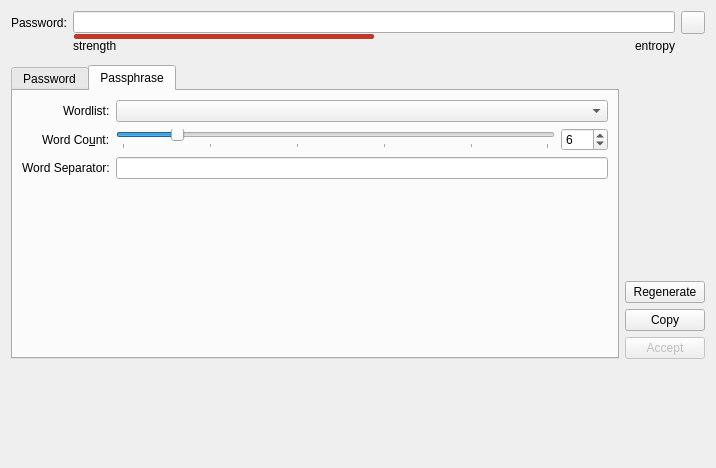
keepassxreboot/keepassxc, file src/gui/PasswordGeneratorWidget.ui: the form before one commit.
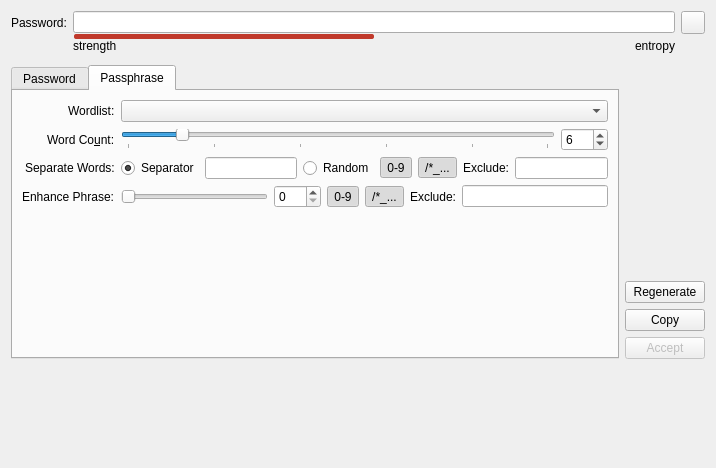
The form after the commit. The open tabs and pages were chosen to show the change. Custom widgets are drawn as their Qt base class.

Commit message: Add enhancements to passphrase generator

Diff of the .ui file:
```diff
--- a/src/gui/PasswordGeneratorWidget.ui
+++ b/src/gui/PasswordGeneratorWidget.ui
@@ -927,29 +927,6 @@
           <layout class="QHBoxLayout" name="horizontalLayout_2">
            <item>
             <layout class="QGridLayout" name="gridLayout_3">
-             <item row="0" column="0" alignment="Qt::AlignRight">
-              <widget class="QLabel" name="labelWordList">
-               <property name="sizePolicy">
-                <sizepolicy hsizetype="Minimum" vsizetype="Preferred">
-                 <horstretch>0</horstretch>
-                 <verstretch>0</verstretch>
-                </sizepolicy>
-               </property>
-               <property name="text">
-                <string>Wordlist:</string>
-               </property>
-              </widget>
-             </item>
-             <item row="0" column="1">
-              <widget class="QComboBox" name="comboBoxWordList">
-               <property name="sizePolicy">
-                <sizepolicy hsizetype="Expanding" vsizetype="Fixed">
-                 <horstretch>0</horstretch>
-                 <verstretch>0</verstretch>
-                </sizepolicy>
-               </property>
-              </widget>
-             </item>
              <item row="1" column="0" alignment="Qt::AlignRight">
               <widget class="QLabel" name="labelWordCount">
                <property name="text">
@@ -960,6 +937,43 @@
                </property>
               </widget>
              </item>
+             <item row="3" column="0" alignment="Qt::AlignRight">
+              <widget class="QLabel" name="labelEnhancement">
+               <property name="text">
+                <string>Enhance Phrase:</string>
+               </property>
+              </widget>
+             </item>
+             <item row="4" column="1">
+              <spacer name="verticalSpacer_3">
+               <property name="orientation">
+                <enum>Qt::Vertical</enum>
+               </property>
+               <property name="sizeHint" stdset="0">
+                <size>
+                 <width>20</width>
+                 <height>40</height>
+                </size>
+               </property>
+              </spacer>
+             </item>
+             <item row="2" column="0" alignment="Qt::AlignRight">
+              <widget class="QLabel" name="labelWordSeparator">
+               <property name="text">
+                <string>Separate Words:</string>
+               </property>
+              </widget>
+             </item>
+             <item row="0" column="1">
+              <widget class="QComboBox" name="comboBoxWordList">
+               <property name="sizePolicy">
+                <sizepolicy hsizetype="Expanding" vsizetype="Fixed">
+                 <horstretch>0</horstretch>
+                 <verstretch>0</verstretch>
+                </sizepolicy>
+               </property>
+              </widget>
+             </item>
              <item row="1" column="1">
               <layout class="QHBoxLayout" name="horizontalLayout_3">
                <property name="sizeConstraint">
@@ -1005,32 +1019,147 @@
                </item>
               </layout>
              </item>
-             <item row="2" column="0" alignment="Qt::AlignRight">
-              <widget class="QLabel" name="labelWordSeparator">
+             <item row="0" column="0" alignment="Qt::AlignRight">
+              <widget class="QLabel" name="labelWordList">
+               <property name="sizePolicy">
+                <sizepolicy hsizetype="Minimum" vsizetype="Preferred">
+                 <horstretch>0</horstretch>
+                 <verstretch>0</verstretch>
+                </sizepolicy>
+               </property>
                <property name="text">
-                <string>Word Separator:</string>
+                <string>Wordlist:</string>
                </property>
               </widget>
              </item>
              <item row="2" column="1">
-              <widget class="QLineEdit" name="editWordSeparator">
-               <property name="text">
-                <string/>
-               </property>
-              </widget>
+              <layout class="QHBoxLayout" name="horizontalLayout_8">
+               <item>
+                <layout class="QHBoxLayout" name="horizontalLayout_9">
+                 <item>
+                  <widget class="QRadioButton" name="radioButtonWordSeparator">
+                   <property name="text">
+                    <string>Separator</string>
+                   </property>
+                   <property name="checked">
+                    <bool>true</bool>
+                   </property>
+                  </widget>
+                 </item>
+                 <item>
+                  <widget class="QLineEdit" name="editWordSeparator">
+                   <property name="text">
+                    <string/>
+                   </property>
+                  </widget>
+                 </item>
+                </layout>
+               </item>
+               <item>
+                <layout class="QHBoxLayout" name="horizontalLayout_10">
+                 <item>
+                  <widget class="QRadioButton" name="radioButtonRandomSeparator">
+                   <property name="text">
+                    <string>Random</string>
+                   </property>
+                  </widget>
+                 </item>
+                 <item>
+                  <widget class="QToolButton" name="buttonNumbers">
+                   <property name="text">
+                    <string>0-9</string>
+                   </property>
+                   <property name="checkable">
+                    <bool>true</bool>
+                   </property>
+                   <property name="checked">
+                    <bool>true</bool>
+                   </property>
+                  </widget>
+                 </item>
+                 <item>
+                  <widget class="QToolButton" name="buttonSpecial">
+                   <property name="text">
+                    <string>/*_...</string>
+                   </property>
+                   <property name="checkable">
+                    <bool>true</bool>
+                   </property>
+                   <property name="checked">
+                    <bool>true</bool>
+                   </property>
+                  </widget>
+                 </item>
+                 <item>
+                  <widget class="QLabel" name="labelRandomSeparatorExclude">
+                   <property name="text">
+                    <string>Exclude:</string>
+                   </property>
+                  </widget>
+                 </item>
+                 <item>
+                  <widget class="QLineEdit" name="editRandomSeparatorExclude"/>
+                 </item>
+                </layout>
+               </item>
+              </layout>
              </item>
              <item row="3" column="1">
-              <spacer name="verticalSpacer_3">
-               <property name="orientation">
-                <enum>Qt::Vertical</enum>
-               </property>
-               <property name="sizeHint" stdset="0">
-                <size>
-                 <width>20</width>
-                 <height>40</height>
-                </size>
-               </property>
-              </spacer>
+              <layout class="QHBoxLayout" name="horizontalLayout_7">
+               <item>
+                <widget class="QSlider" name="sliderEnhancementCount">
+                 <property name="maximum">
+                  <number>20</number>
+                 </property>
+                 <property name="orientation">
+                  <enum>Qt::Horizontal</enum>
+                 </property>
+                </widget>
+               </item>
+               <item>
+                <widget class="QSpinBox" name="spinBoxEnhancementCount">
+                 <property name="maximum">
+                  <number>100</number>
+                 </property>
+                </widget>
+               </item>
+               <item>
+                <widget class="QToolButton" name="buttonEnhancementNumbers">
+                 <property name="text">
+                  <string>0-9</string>
+                 </property>
+                 <property name="checkable">
+                  <bool>true</bool>
+                 </property>
+                 <property name="checked">
+                  <bool>true</bool>
+                 </property>
+                </widget>
+               </item>
+               <item>
+                <widget class="QToolButton" name="buttonEnhancementSpecial">
+                 <property name="text">
+                  <string>/*_...</string>
+                 </property>
+                 <property name="checkable">
+                  <bool>true</bool>
+                 </property>
+                 <property name="checked">
+                  <bool>true</bool>
+                 </property>
+                </widget>
+               </item>
+               <item>
+                <widget class="QLabel" name="labelEnhancementExclude">
+                 <property name="text">
+                  <string>Exclude:</string>
+                 </property>
+                </widget>
+               </item>
+               <item>
+                <widget class="QLineEdit" name="editEnhancementExclude"/>
+               </item>
+              </layout>
              </item>
             </layout>
            </item>
```
Left out of the diff: 14 changed lines with no effect on the pictures. The commit also changes 4 other files.
